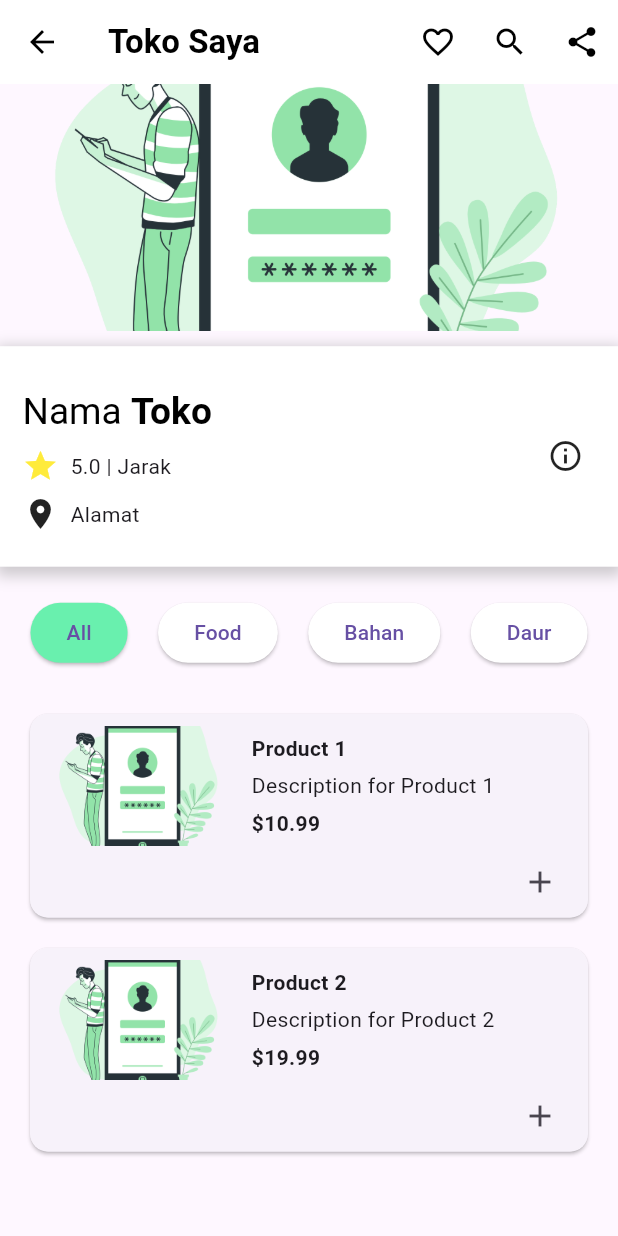
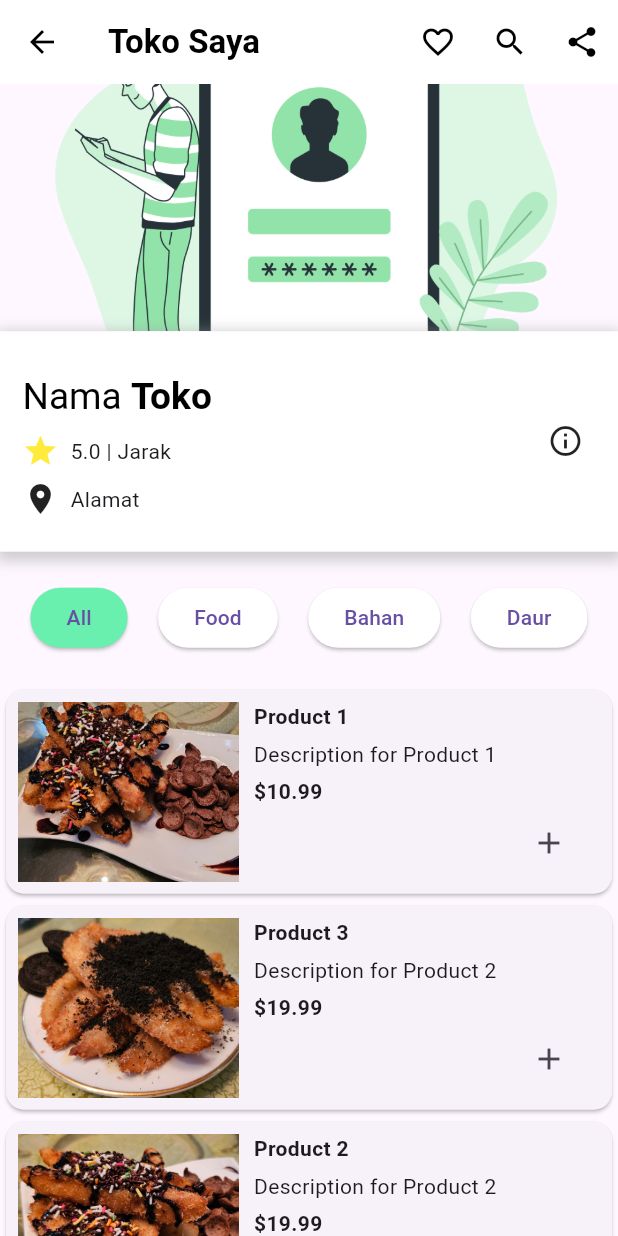
Before and after one commit to angelica1412/ecobites, a Flutter app: the StorePage screen opened directly, on a phone screen of 412 x 824 dp. Run offline on Flutter 3.47's test engine with Material 3 defaults, Android fonts, the phone set to English and light mode, and no system bars; our stand-ins replace cloud_firestore, firebase_auth, firebase_core, google_fonts; accounts and stored records are empty.

Commit message:
Fix StorePage and move some widget to the another file and make checkout button too

```diff
--- a/lib/Store.dart
+++ b/lib/Store.dart
@@ -1,161 +1,7 @@
 import 'package:flutter/material.dart';
-class Product {
-  final String name;
-  final String description;
-  final double price;
-  final String imageURL;
-
-  Product({required this.name, required this.description, required this.price, required this.imageURL});
-}
-
-class ProductCard extends StatefulWidget {
-  final Product product;
-
-  ProductCard({required this.product});
-
-  @override
-  _ProductCardState createState() => _ProductCardState();
-}
-
-class _ProductCardState extends State<ProductCard> {
-  int _quantity = 0;
-
-  @override
-  Widget build(BuildContext context) {
-    return Card(
-      margin: EdgeInsets.symmetric(vertical: 10, horizontal: 20),
-      child: Padding(
-        padding: const EdgeInsets.all(8.0),
-        child: Column(
-          children: [
-            Row(
-              crossAxisAlignment: CrossAxisAlignment.center,
-              children: [
-                Expanded(
-                  flex: 3,
-                  child: Image.asset(
-                    widget.product.imageURL,
-                    width: 80,
-                    height: 80,
-                    fit: BoxFit.cover,
-                  ),
-                ),
-                SizedBox(width: 10),
-                Expanded(
-                  flex: 5,
-                  child: Align(
-                    alignment: Alignment.centerLeft,
-                    child: Column(
-                      crossAxisAlignment: CrossAxisAlignment.start,
-                      children: [
-                        Row(
-                          mainAxisAlignment: MainAxisAlignment.spaceBetween,
-                          children: [
-                            Text(
-                              widget.product.name,
-                              style: TextStyle(
-                                fontWeight: FontWeight.bold,
-                              ),
-                            ),
-                          ],
-                        ),
-                        SizedBox(height: 5),
-                        Text(widget.product.description),
-                        SizedBox(height: 5),
-                        Text(
-                          '\$${widget.product.price.toStringAsFixed(2)}',
-                          style: TextStyle(
-                            fontWeight: FontWeight.bold,
-                          ),
-                        ),
-                      ],
-                    ),
-                  ),
-                ),
-
-
-              ],
-            ),
-            Row(
-                mainAxisAlignment: MainAxisAlignment.center,
-                children: [
-                  Expanded(
-                    flex: 3,
-                    child: Align(
-                      alignment: Alignment.centerRight,
-                      child: SizedBox(
-                        width: double.infinity, // Batasi lebar Column sesuai dengan batas card
-                        height: 40, // Tinggi Column sama dengan tinggi gambar
-                        child: Column(
-                          mainAxisAlignment: MainAxisAlignment.center,
-                          mainAxisSize: MainAxisSize.min,
-                          children: [
-                            _quantity == 0 ? _buildAddButton() : _buildQuantityButton(),
-                          ],
-                        ),
-                      ),
-                    ),
-                  ),
-                ]
-            ),
-          ],
-        ),
-      ),
-    );
-  }
-
-  Widget _buildQuantityButton() {
-    return Row(
-      mainAxisAlignment: MainAxisAlignment.end,
-      children: [
-        IconButton(
-          icon: Icon(Icons.remove),
-          onPressed: () {
-            setState(() {
-              if (_quantity > 0) {
-                _quantity--;
-              }
-            });
-          },
-        ),
-        Text(
-          _quantity.toString(),
-          style: TextStyle(
-            fontWeight: FontWeight.bold,
-          ),
-        ),
-        IconButton(
-          icon: Icon(Icons.add),
-          onPressed: () {
-            setState(() {
-              _quantity++;
-            });
-          },
-        ),
-      ],
-    );
-  }
-
-  Widget _buildAddButton() {
-    return Row(
-      mainAxisAlignment: MainAxisAlignment.end,
-      children: [
-        Align(
-          alignment: Alignment.center,
-          child: IconButton(
-            icon: Icon(Icons.add),
-            onPressed: () {
-              setState(() {
-                _quantity++;
-              });
-            },
-          ),
-        ),
-      ],
-    );
-  }
-}
-
+import 'package:ecobites/Widgets/ProductCard.dart';
+import 'package:ecobites/Widgets/category_button.dart';
+import 'package:ecobites/Widgets/share_widget.dart';
 
 
 class StorePage extends StatefulWidget {
@@ -165,9 +11,15 @@ class StorePage extends StatefulWidget {
 
 class _StorePageState extends State<StorePage> {
   String _selectedCategory = 'All';
-  int qty = 0;
   bool _searching = false; // Untuk melacak apakah sedang dalam mode pencarian
   bool _isFavorite = false; // Untuk melacak apakah toko ini merupakan favorit
+  bool _showCheckoutButton = false; // Untuk melacak apakah harus menampilkan tombol checkout
+
+  void _setSelectedCategory(String category) {
+    setState(() {
+      _selectedCategory = category;
+    });
+  }
 
   TextEditingController _searchController = TextEditingController();
 
@@ -176,16 +28,47 @@ class _StorePageState extends State<StorePage> {
       name: 'Product 1',
       description: 'Description for Product 1',
       price: 10.99,
+      imageURL: 'assets/product1.png',
+    ),
+    Product(
+      name: 'Product 3',
+      description: 'Description for Product 2',
+      price: 19.99,
+      imageURL: 'assets/product2.png',
+    ),
+    Product(
+      name: 'Product 2',
+      description: 'Description for Product 2',
+      price: 19.99,
+      imageURL: 'assets/product3.png',
+    ),
+    Product(
+      name: 'Product 4',
+      description: 'Description for Product 2',
+      price: 19.99,
       imageURL: 'assets/login.png',
     ),
     Product(
-      name: 'Product 2',
+      name: 'Product 4',
+      description: 'Description for Product 2',
+      price: 19.99,
+      imageURL: 'assets/login.png',
+    ),
+    Product(
+      name: 'Product 4',
+      description: 'Description for Product 2',
+      price: 19.99,
+      imageURL: 'assets/login.png',
+    ),
+    Product(
+      name: 'Product 4',
       description: 'Description for Product 2',
       price: 19.99,
       imageURL: 'assets/login.png',
     ),
     // Add more products as needed
   ];
+
   @override
   Widget build(BuildContext context) {
     return Scaffold(
@@ -229,13 +112,15 @@ class _StorePageState extends State<StorePage> {
         ),
         actions: _buildActions(),
       ),
-      body: Column(
+      body: Stack(
         children: [
-          // Bagian atas
-          // ...
-          // Foto full-width dalam bentuk kotak
+          ListView(
+            children: [
               Container(
-            height: MediaQuery.of(context).size.height * 0.2, // Tinggi 1/10 dari layar
+                height: MediaQuery
+                    .of(context)
+                    .size
+                    .height * 0.2, // Tinggi 1/10 dari layar
                 width: double.infinity, // Lebar penuh
                 decoration: BoxDecoration(
                   image: DecorationImage(
@@ -244,7 +129,6 @@ class _StorePageState extends State<StorePage> {
                   ),
                 ),
               ),
-          SizedBox(height:10),
               //card toko
               Container(
                 padding: EdgeInsets.all(15),
@@ -260,7 +144,8 @@ class _StorePageState extends State<StorePage> {
                   ],
                 ),
                 child: Row(
-              mainAxisSize: MainAxisSize.min, // Menyesuaikan tinggi dengan konten
+                  mainAxisSize: MainAxisSize
+                      .min, // Menyesuaikan tinggi dengan konten
                   children: [
                     Expanded(
                       flex: 3,
@@ -275,7 +160,10 @@ class _StorePageState extends State<StorePage> {
                                 text: TextSpan(
                                   style: TextStyle(
                                     color: Colors.black,
-                                fontSize: MediaQuery.of(context).size.height * 0.03,
+                                    fontSize: MediaQuery
+                                        .of(context)
+                                        .size
+                                        .height * 0.03,
                                     height: 1.5,
                                   ),
                                   children: [
@@ -311,9 +199,15 @@ class _StorePageState extends State<StorePage> {
                       ),
                     ),
                     Spacer(),
-                Padding(
+                    InkWell(
+                      onTap: () {
+                        // Panggil fungsi untuk menampilkan informasi toko
+                        _showStoreInformation(context);
+                      },
+                      child: Padding(
                         padding: EdgeInsets.all(8.0),
                         child: Icon(Icons.info_outline),
+                      ),
                     ),
                   ],
                 ),
@@ -324,21 +218,73 @@ class _StorePageState extends State<StorePage> {
               Row(
                 mainAxisAlignment: MainAxisAlignment.spaceEvenly,
                 children: [
-              _buildButton('All'),
-              _buildButton('Food'),
-              _buildButton('Bahan'),
-              _buildButton('Daur'),
+                  CategoryButton(
+                    category: 'All',
+                    selectedCategory: _selectedCategory,
+                    onPressed: _setSelectedCategory,
+                  ),
+                  CategoryButton(
+                    category: 'Food',
+                    selectedCategory: _selectedCategory,
+                    onPressed: _setSelectedCategory,
+                  ),
+                  CategoryButton(
+                    category: 'Bahan',
+                    selectedCategory: _selectedCategory,
+                    onPressed: _setSelectedCategory,
+                  ),
+                  CategoryButton(
+                    category: 'Daur',
+                    selectedCategory: _selectedCategory,
+                    onPressed: _setSelectedCategory,
+                  ),
                 ],
               ),
               SizedBox(height: 20),
-          Expanded(
-            child: ListView.builder(
+              ListView.builder(
+                shrinkWrap: true,
+                physics: NeverScrollableScrollPhysics(),
                 itemCount: products.length,
                 itemBuilder: (context, index) {
-                return ProductCard(product: products[index]);
+                  return ProductCard(
+                    product: products[index],
+                    onQuantityChanged: () {
+                      // Panggil fungsi untuk menampilkan/menyembunyikan tombol checkout
+                      _handleShowCheckoutButton();
+                    },
+                  );
                 },
               ),
+            ],
           ),
+          Positioned(
+            bottom: 0.0, // Atur posisi vertical container
+            left: 0.0, // Atur posisi horizontal container
+            right: 0.0, // Atur lebar container agar sesuai dengan parent
+            child: AnimatedContainer(
+              duration: Duration(milliseconds: 300),
+              height: _showCheckoutButton ? 60.0 : 0.0,
+              color: Colors.transparent,
+              child: _showCheckoutButton
+                  ? InkWell(
+                onTap: () {
+                  // Lakukan tindakan saat container diklik
+                  // Misalnya, tampilkan dialog, navigasi ke halaman checkout, dll.
+                },
+                child: Container(
+                  color: Colors.green,
+                  child: Center(
+                    child: Text(
+                      'Checkout',
+                      style: TextStyle(color: Colors.white),
+                    ),
+                  ),
+                ),
+              )
+                  : null,
+            ),
+          ),
+
 
         ],
       ),
@@ -387,15 +333,27 @@ class _StorePageState extends State<StorePage> {
           color: Colors.black,
           onPressed: () {
             // Tampilkan modal bottom sheet untuk berbagi
-            _showShareBottomSheet(context);
+            ShareWidget.showShareBottomSheet(context);
           },
         ),
       ];
     }
   }
 
-// Fungsi untuk menampilkan modal bottom sheet untuk berbagi
-  void _showShareBottomSheet(BuildContext context) {
+  // Fungsi untuk menangani penampilan tombol checkout
+  void _handleShowCheckoutButton() {
+    bool hasProductWithQuantity = false;
+    for (var product in products) {
+      if (product.quantity > 0) {
+        hasProductWithQuantity = true;
+        break;
+      }
+    }
+    setState(() {
+      _showCheckoutButton = hasProductWithQuantity;
+    });
+  }
+  void _showStoreInformation(BuildContext context) {
     showModalBottomSheet(
       context: context,
       builder: (BuildContext context) {
@@ -405,29 +363,7 @@ class _StorePageState extends State<StorePage> {
             mainAxisSize: MainAxisSize.min,
             crossAxisAlignment: CrossAxisAlignment.start,
             children: [
-              Text(
-                'Share',
-                style: TextStyle(
-                  fontWeight: FontWeight.bold,
-                  fontSize: 18,
-                ),
-              ),
               SizedBox(height: 20),
-              Row(
-                mainAxisAlignment: MainAxisAlignment.spaceEvenly,
-                // Mengatur jarak yang merata antara elemen-elemen
-                children: [
-                  _buildShareItem('WhatsApp', Icons.share, Colors.green.withOpacity(0.3), () {
-                    // Tindakan berbagi ke WhatsApp
-                    print('Berbagi ke WhatsApp');
-                  }),
-                  _buildShareItem('Instagram', Icons.share, Colors.pinkAccent.withOpacity (0.3), () {
-                    // Tindakan berbagi ke Instagram
-                    print('Berbagi ke Instagram');
-                  }),
-                  // Anda dapat menambahkan item berbagi lainnya di sini
-                ],
-              ),
             ],
           ),
         );
@@ -435,64 +371,4 @@ class _StorePageState extends State<StorePage> {
     );
   }
 
-  // Fungsi untuk membangun item berbagi
-// Fungsi untuk membangun item berbagi
-  Widget _buildButton(String category) {
-    return ElevatedButton(
-      onPressed: () {
-        setState(() {
-          _selectedCategory = category;
-        });
-      },
-      style: ButtonStyle(
-        backgroundColor: MaterialStateProperty.resolveWith<Color>((Set<MaterialState> states) {
-          if (_selectedCategory == category) {
-            return Colors.greenAccent;
-            // Warna hijau untuk tombol yang dipilih
 }
-          return Colors.white; // Warna default untuk tombol lainnya
-        }),
-      ),
-      child: Text(category),
-    );
-  }
-
-
-  Widget _buildShareItem(String text, IconData icon, Color backgroundColor, Function onTap) {
-    return InkWell(
-      onTap:(){},
-      child: Column(
-        children: [
-          Container(
-            padding: EdgeInsets.all(10),
-            child: Stack(
-              alignment: Alignment.center,
-              children: [
-                Container(
-                  decoration: BoxDecoration(
-                    shape: BoxShape.circle,
-                    color: backgroundColor, // Mengatur warna latar belakang bulat
-                  ),
-                  padding: EdgeInsets.all(10),
-                  child: Icon(
-                    icon,
-                    color: Colors
-                        .black, // Anda juga dapat menyesuaikan warna ikon jika perlu
-                  ),
-                ),
-              ],
-            ),
-          ),
-          Container(
-            child: Text(
-              text,
-              style: TextStyle(
-                fontSize: 12,
-              ),
-            ),
-          )
-        ],
-      ),
-    );
-  }
-}
--- /dev/null
+++ b/lib/Widgets/ProductCard.dart
@@ -0,0 +1,135 @@
+import 'package:flutter/material.dart';
+
+class Product {
+  final String name;
+  final String description;
+  final double price;
+  final String imageURL;
+  int quantity;
+
+  Product({
+    required this.name,
+    required this.description,
+    required this.price,
+    required this.imageURL,
+    this.quantity = 0,
+  });
+}
+
+class ProductCard extends StatefulWidget {
+  final Product product;
+  final VoidCallback? onQuantityChanged; // Tambahkan properti ini
+
+  ProductCard({required this.product, this.onQuantityChanged}); // Perbarui konstruktor
+
+  @override
+  _ProductCardState createState() => _ProductCardState();
+}
+
+class _ProductCardState extends State<ProductCard> {
+  int _quantity = 0;
+
+  @override
+  Widget build(BuildContext context) {
+    return Card(
+      child: Padding(
+        padding: const EdgeInsets.all(8.0),
+        child: Row(
+          crossAxisAlignment: CrossAxisAlignment.start,
+          children: [
+            // Gambar produk
+            Expanded(
+              flex: 2,
+              child: Image.asset(
+                widget.product.imageURL,
+                width: double.infinity,
+                height: 120,
+                fit: BoxFit.cover,
+              ),
+            ),
+            SizedBox(width: 10),
+            // Informasi produk
+            Expanded(
+              flex: 3,
+              child: Column(
+                crossAxisAlignment: CrossAxisAlignment.start,
+                children: [
+                  Text(
+                    widget.product.name,
+                    style: TextStyle(
+                      fontWeight: FontWeight.bold,
+                    ),
+                  ),
+                  SizedBox(height: 5),
+                  Text(widget.product.description),
+                  SizedBox(height: 5),
+                  Text(
+                    '\$${widget.product.price.toStringAsFixed(2)}',
+                    style: TextStyle(
+                      fontWeight: FontWeight.bold,
+                    ),
+                  ),
+                  _quantity == 0 ? _buildAddButton() : _buildQuantityButton(),
+                ],
+              ),
+            ),
+            SizedBox(width: 10),
+          ],
+        ),
+      ),
+    );
+  }
+
+  Widget _buildQuantityButton() {
+    return Row(
+      mainAxisAlignment: MainAxisAlignment.end,
+      children: [
+        IconButton(
+          icon: Icon(Icons.remove),
+          onPressed: () {
+            setState(() {
+              if (_quantity > 0) {
+                _quantity--;
+                widget.product.quantity = _quantity; // Update quantity di sini
+                widget.onQuantityChanged?.call();
+                // Panggil callback di sini
+              }
+            });
+          },
+        ),
+        Text(
+          _quantity.toString(),
+          style: TextStyle(
+            fontWeight: FontWeight.bold,
+          ),
+        ),
+        IconButton(
+          icon: Icon(Icons.add),
+          onPressed: () {
+            setState(() {
+              _quantity++;
+              widget.product.quantity = _quantity; // Update quantity di sini
+              widget.onQuantityChanged?.call();// Panggil callback di sini
+            });
+          },
+        ),
+      ],
+    );
+  }
+
+  Widget _buildAddButton() {
+    return Align(
+      alignment: Alignment.centerRight,
+      child: IconButton(
+        icon: Icon(Icons.add),
+        onPressed: () {
+          setState(() {
+            _quantity++;
+            widget.product.quantity = _quantity; // Update quantity di sini
+            widget.onQuantityChanged?.call();// Panggil callback di sini
+          });
+        },
+      ),
+    );
+  }
+}
--- /dev/null
+++ b/lib/Widgets/category_button.dart
@@ -0,0 +1,31 @@
+import 'package:flutter/material.dart';
+
+class CategoryButton extends StatelessWidget {
+  final String category;
+  final String selectedCategory;
+  final Function onPressed;
+
+  CategoryButton({
+    required this.category,
+    required this.selectedCategory,
+    required this.onPressed,
+  });
+
+  @override
+  Widget build(BuildContext context) {
+    return ElevatedButton(
+      onPressed: () {
+        onPressed(category);
+      },
+      style: ButtonStyle(
+        backgroundColor: MaterialStateProperty.resolveWith<Color>((Set<MaterialState> states) {
+          if (selectedCategory == category) {
+            return Colors.greenAccent;
+          }
+          return Colors.white;
+        }),
+      ),
+      child: Text(category),
+    );
+  }
+}
--- a/lib/home.dart
+++ b/lib/home.dart
@@ -22,7 +22,7 @@ class Home extends StatelessWidget {
           mainAxisAlignment: MainAxisAlignment.center,
           children: [
             const Text(
-              'Welcome to Home Screen!',
+              'Welcome to Home Screens!',
               style: TextStyle(fontSize: 20),
             ),
             const SizedBox(height: 20),
--- a/lib/main.dart
+++ b/lib/main.dart
@@ -19,7 +19,7 @@ class MyApp extends StatelessWidget {
   @override
   Widget build(BuildContext context) {
     return MaterialApp(
-      home: const SplashScreen(),
+      home: StorePage(),
       routes: {
         '/onboardingscreen': (context) => const OnBoardingScreen(),
       },
--- a/pubspec.yaml
+++ b/pubspec.yaml
@@ -35,6 +35,7 @@ dependencies:
   get: ^4.6.1
 
 
+
   # The following adds the Cupertino Icons font to your application.
   # Use with the CupertinoIcons class for iOS style icons.
   cupertino_icons: ^1.0.2
@@ -64,6 +65,9 @@ flutter:
   - assets/logo.png
   - assets/login.png
   - assets/register.png
+  - assets/product1.png
+  - assets/product2.png
+  - assets/product3.png
   # The following line ensures that the Material Icons font is
   # included with your application, so that you can use the icons in
   # the material Icons class.
```
Also changed, not shown: lib/Widgets/share_widget.dart (added, +87 -0 lines), assets/product1.png (added), assets/product2.png (added), assets/product3.png (added). Lines whose indentation alone changed are shown as unchanged.
